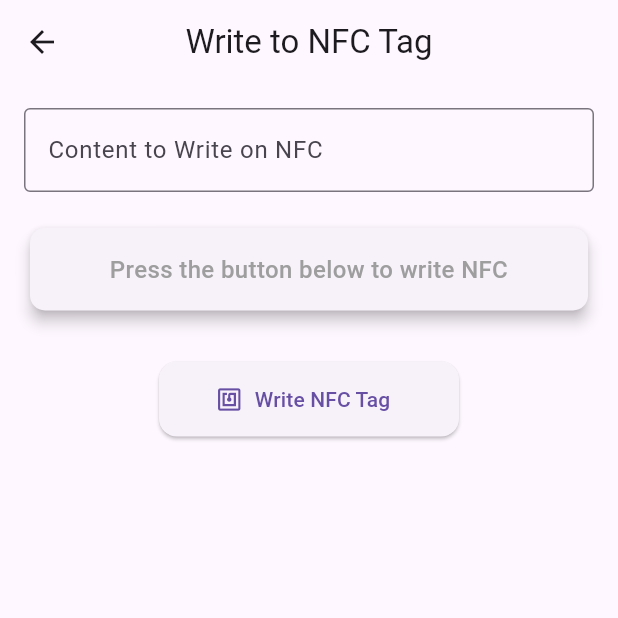
After one commit to leondev192/nfc_demo, a Flutter app: the screen it shows after launch, after a tap on the "nfc" icon, on a phone screen of 412 x 824 dp, the top half of it. The commit adds this screen. Run offline on Flutter 3.47's test engine with Material 3 defaults, Android fonts, the phone set to English and light mode, and no system bars; our stand-ins replace sqflite; missing offline and left inert: nfc_manager; accounts and stored records are empty.

Commit message:
update code write

```diff
--- a/lib/main.dart
+++ b/lib/main.dart
@@ -2,6 +2,7 @@ import 'package:flutter/material.dart';
 import 'screens/home_screen.dart';
 import 'screens/add_card_screen.dart';
 import 'screens/card_details_screen.dart';
+import 'screens/write_screen.dart'; // Import màn hình ghi NFC
 
 void main() {
   runApp(MyApp());
@@ -20,6 +21,7 @@ class MyApp extends StatelessWidget {
         '/': (context) => HomeScreen(),
         '/addCard': (context) => AddCardScreen(),
         '/cardDetails': (context) => CardDetailsScreen(),
+        '/writeNfc': (context) => NfcWriteScreen(),
       },
     );
   }
--- a/lib/screens/add_card_screen.dart
+++ b/lib/screens/add_card_screen.dart
@@ -77,7 +77,12 @@ class _AddCardScreenState extends State<AddCardScreen> {
                 ),
               )
             else
-              const Text("Waiting to scan NFC..."),
+              Center(
+                child: Text(
+                  "Waiting to scan NFC...",
+                  textAlign: TextAlign.center,
+                ),
+              ),
             const SizedBox(height: 20),
             if (_isNfcScanned)
               Column(
--- a/lib/screens/home_screen.dart
+++ b/lib/screens/home_screen.dart
@@ -40,12 +40,26 @@ class _HomeScreenState extends State<HomeScreen> {
     });
   }
 
+  void _navigateToWriteNfc() {
+    Navigator.pushNamed(context, '/writeNfc').then((result) {
+      if (result == true) {
+        _loadCards();
+      }
+    });
+  }
+
   @override
   Widget build(BuildContext context) {
     return Scaffold(
       appBar: AppBar(
         title: const Text('NFC Cards'),
         centerTitle: true,
+        actions: [
+          IconButton(
+            icon: const Icon(Icons.nfc),
+            onPressed: _navigateToWriteNfc, // Thêm nút để ghi NFC
+          ),
+        ],
       ),
       body: cards.isEmpty
           ? const Center(child: Text('No cards stored'))
--- /dev/null
+++ b/lib/screens/write_screen.dart
@@ -0,0 +1,131 @@
+import 'package:flutter/material.dart';
+import 'package:nfc_manager/nfc_manager.dart';
+
+class NfcWriteScreen extends StatefulWidget {
+  @override
+  _NfcWriteScreenState createState() => _NfcWriteScreenState();
+}
+
+class _NfcWriteScreenState extends State<NfcWriteScreen> {
+  bool _isWriting = false;
+  String _statusMessage = "Press the button below to write NFC";
+  final TextEditingController _textController = TextEditingController();
+
+  void _writeNfc(String content) async {
+    setState(() {
+      _isWriting = true;
+      _statusMessage = "Writing NFC, please wait...";
+    });
+
+    try {
+      await NfcManager.instance.startSession(onDiscovered: (NfcTag tag) async {
+        var ndef = Ndef.from(tag);
+        if (ndef == null) {
+          setState(() {
+            _statusMessage = "NFC tag is not NDEF compatible!";
+            _isWriting = false;
+          });
+          NfcManager.instance.stopSession();
+          return;
+        }
+
+        if (!ndef.isWritable) {
+          setState(() {
+            _statusMessage = "NFC tag is not writable!";
+            _isWriting = false;
+          });
+          NfcManager.instance.stopSession();
+          return;
+        }
+
+        NdefMessage message = NdefMessage([NdefRecord.createText(content)]);
+
+        try {
+          await ndef.write(message);
+          setState(() {
+            _statusMessage = "NFC tag written successfully!";
+            _isWriting = false;
+          });
+          NfcManager.instance.stopSession();
+        } catch (e) {
+          setState(() {
+            _statusMessage = "Failed to write NFC: $e";
+            _isWriting = false;
+          });
+          NfcManager.instance.stopSession();
+        }
+      });
+    } catch (e) {
+      setState(() {
+        _statusMessage = "Could not start NFC session: $e";
+        _isWriting = false;
+      });
+    }
+  }
+
+  @override
+  Widget build(BuildContext context) {
+    return Scaffold(
+      appBar: AppBar(
+        title: const Text('Write to NFC Tag'),
+        centerTitle: true,
+      ),
+      body: Padding(
+        padding: const EdgeInsets.all(16.0),
+        child: Column(
+          crossAxisAlignment: CrossAxisAlignment.stretch,
+          children: [
+            TextField(
+              controller: _textController,
+              decoration: const InputDecoration(
+                labelText: 'Content to Write on NFC',
+                border: OutlineInputBorder(),
+              ),
+            ),
+            const SizedBox(height: 20),
+            Card(
+              elevation: 4,
+              shape: RoundedRectangleBorder(
+                borderRadius: BorderRadius.circular(10),
+              ),
+              child: Padding(
+                padding: const EdgeInsets.all(16.0),
+                child: Text(
+                  _statusMessage,
+                  style: const TextStyle(
+                    fontSize: 16,
+                    color: Colors.grey,
+                    fontWeight: FontWeight.w500,
+                  ),
+                  textAlign: TextAlign.center,
+                ),
+              ),
+            ),
+            const SizedBox(height: 30),
+            Center(
+              child: _isWriting
+                  ? const CircularProgressIndicator()
+                  : ElevatedButton.icon(
+                      onPressed: () => _writeNfc(_textController.text),
+                      icon: const Icon(Icons.nfc),
+                      label: const Text('Write NFC Tag'),
+                      style: ElevatedButton.styleFrom(
+                        minimumSize: const Size(200, 50),
+                        shape: RoundedRectangleBorder(
+                          borderRadius: BorderRadius.circular(12),
+                        ),
+                      ),
+                    ),
+            ),
+          ],
+        ),
+      ),
+    );
+  }
+
+  @override
+  void dispose() {
+    _textController.dispose();
+    super.dispose();
+  }
+}
```
Also changed, not shown: lib/screens/card_details_screen.dart (+8 -110 lines).
